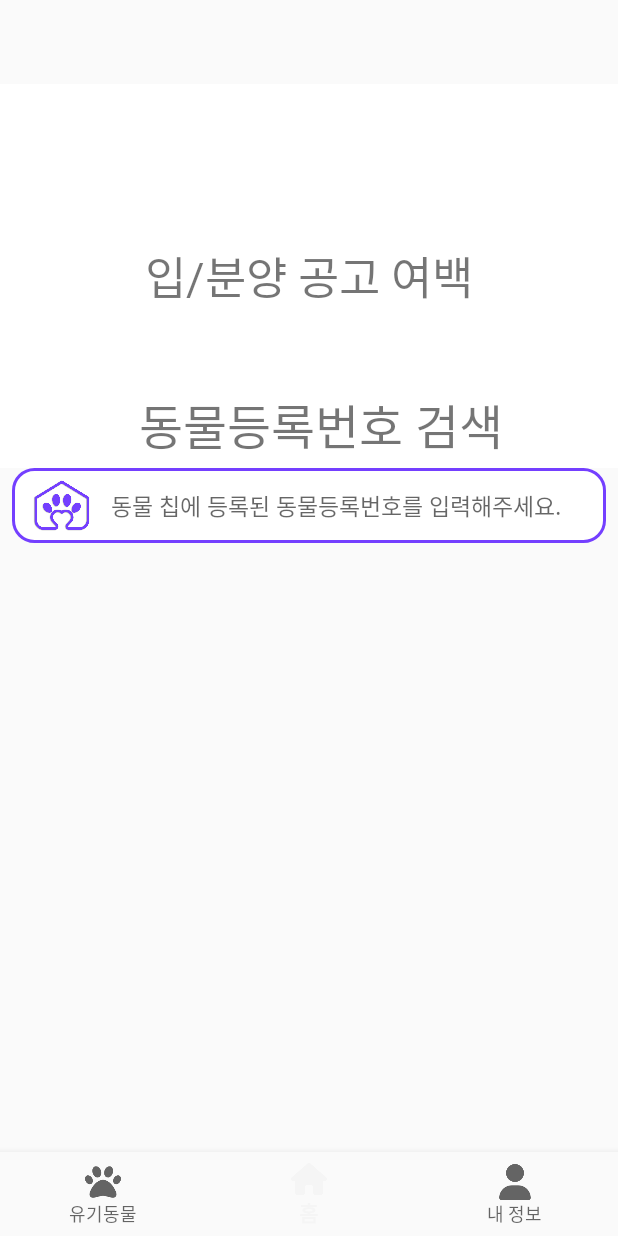
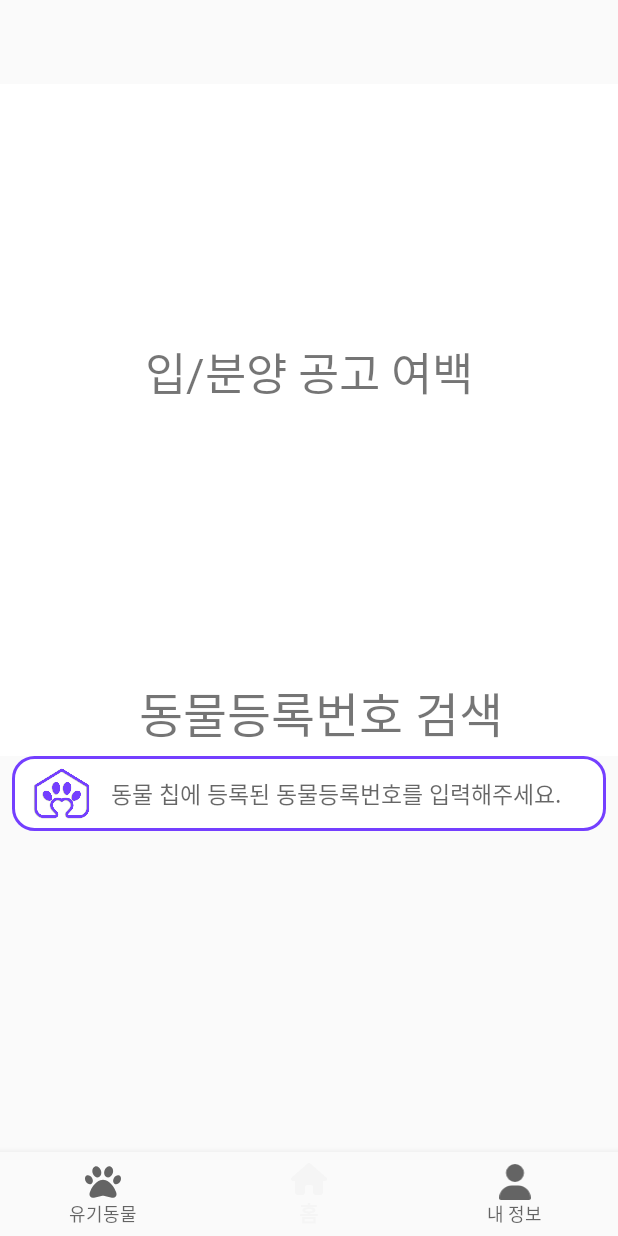
Before and after one commit to for-paw-chain/for-paw-chain, an Android app: the HouseFragment screen opened directly, with no data from a screen before it, on a phone screen of 412 x 824 dp. Run offline under Robolectric (Android 15) with nearby library versions, the phone set to English and light mode, and no system bars; our stand-ins replace data binding, navigation-ui.

Commit message:
fix : login icon

```diff
--- a/android/app/src/main/res/layout/activity_login.xml
+++ b/android/app/src/main/res/layout/activity_login.xml
@@ -48,7 +48,7 @@
                 android:layout_margin="16dp"
                 android:layout_weight="1"
                 android:onClick="@{()->viewModel.kakaoLogin_onClick()}"
-                android:src="@drawable/paw_solid" />
+                android:src="@drawable/icon_kakao" />
 
             <ImageView
                 android:layout_width="0dp"
@@ -57,7 +57,7 @@
                 android:layout_margin="16dp"
                 android:layout_weight="1"
                 android:onClick="@{()->viewModel.googleLogin_onClick()}"
-                android:src="@drawable/house_solid" />
+                android:src="@drawable/icon_google" />
 
             <ImageView
                 android:layout_width="0dp"
@@ -66,7 +66,7 @@
                 android:layout_margin="16dp"
                 android:layout_weight="1"
                 android:onClick="@{()->viewModel.naverLogin_onClick()}"
-                android:src="@drawable/user_solid" />
+                android:src="@drawable/icon_naver" />
 
 
         </LinearLayout>
--- a/android/app/src/main/res/layout/fragment_house.xml
+++ b/android/app/src/main/res/layout/fragment_house.xml
@@ -16,18 +16,21 @@
 
         <com.google.android.material.appbar.AppBarLayout
             android:layout_width="match_parent"
-            android:layout_height="wrap_content">
+            android:layout_height="wrap_content"
+            android:background="@color/white">
 
             <com.google.android.material.appbar.CollapsingToolbarLayout
+                android:id="@+id/collapsingLayout"
                 android:layout_width="match_parent"
                 android:layout_height="wrap_content"
                 app:contentScrim="?attr/colorPrimary"
-                app:layout_scrollFlags="scroll|exitUntilCollapsed">
+                app:layout_scrollFlags="scroll|exitUntilCollapsed|snap">
 
                 <!-- parallax: 스크롤 시 접힘 -->
                 <TextView
                     android:layout_width="match_parent"
-                    android:layout_height="256dp"
+                    android:layout_height="384dp"
+                    android:layout_marginBottom="64dp"
                     android:background="@color/white"
                     android:fontFamily="@font/kakao_bold"
                     android:gravity="center"
@@ -80,6 +83,7 @@
                 android:background="@drawable/layout_redius_background"
                 android:orientation="horizontal"
                 android:weightSum="1"
+                android:gravity="top"
                 app:layout_constraintBottom_toBottomOf="parent"
                 app:layout_constraintTop_toTopOf="parent"
                 app:layout_constraintVertical_bias="0.35">
@@ -91,6 +95,7 @@
                     android:src="@drawable/logo_img_color_shadow" />
 
                 <EditText
+                    android:id="@+id/searchEditText"
                     android:layout_width="match_parent"
                     android:layout_height="match_parent"
                     android:background="@android:color/transparent"
```
Also changed, not shown: android/app/src/main/java/com/ssafy/forpawchain/behind/fragment/HouseFragment.kt (+13 -6 lines), android/app/src/main/res/drawable/icon_google.png (added), android/app/src/main/res/drawable/icon_kakao.png (added), android/app/src/main/res/drawable/icon_naver.png (added).
